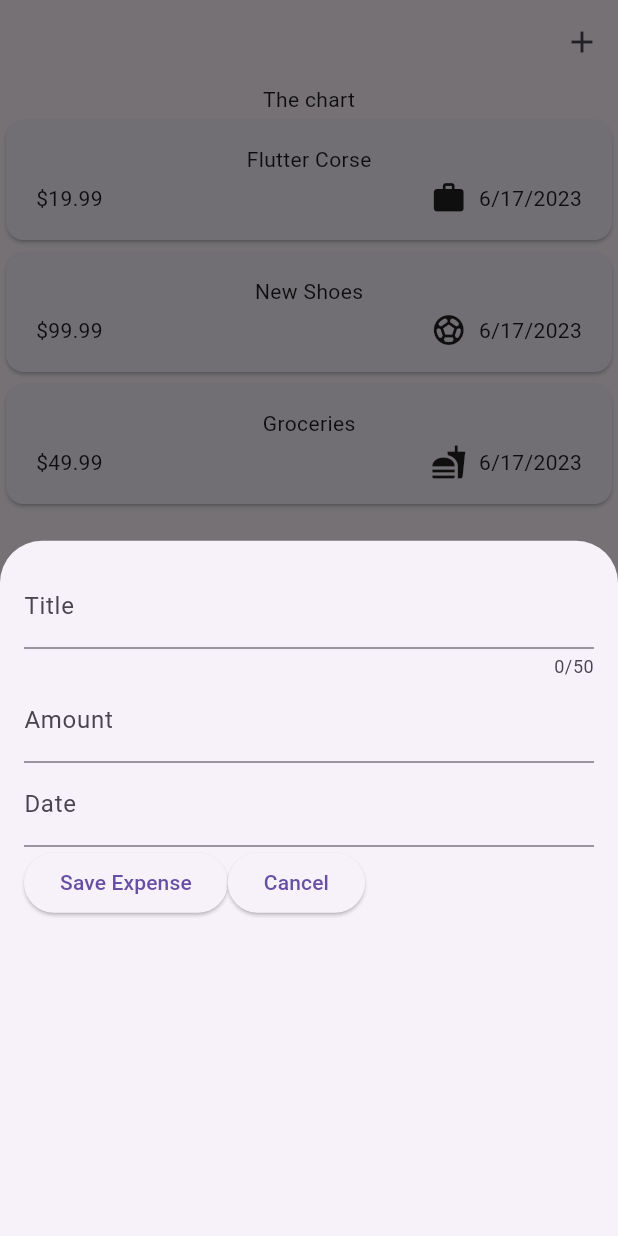
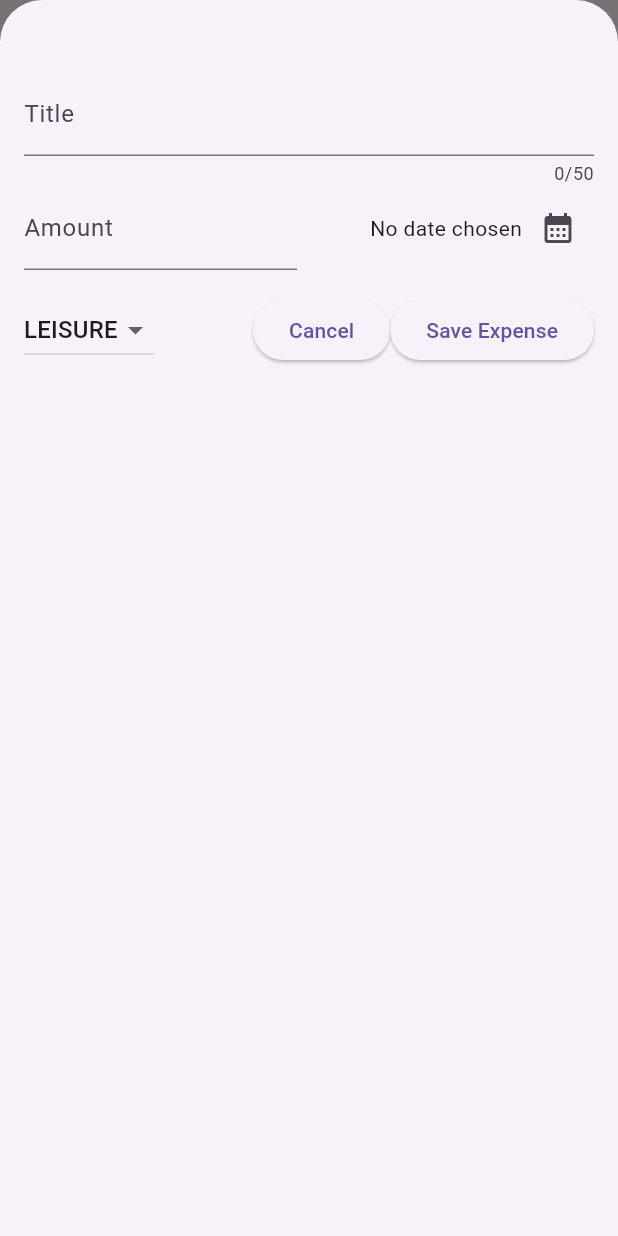
Before and after one commit to mmcdevitt1997/expense_tracker, a Flutter app: the screen it shows after launch, after a tap on the "add" icon, on a phone screen of 412 x 824 dp. Run offline on Flutter 3.47's test engine with Material 2 defaults, Android fonts, the phone set to English and light mode, and no system bars.

Commit message:
adding complete

```diff
--- a/lib/widgets/expenses.dart
+++ b/lib/widgets/expenses.dart
@@ -31,10 +31,17 @@ class _ExpensesState extends State<Expenses> {
 
   void _openAddExpenseOverlay() {
     showModalBottomSheet(
+      isScrollControlled: true,
         context: context,
         builder: (ctx) {
-          return const NewExpense();
+          return NewExpense(onAddExpense: _addExpense);
         });
+  }
+
+  void _addExpense(Expense expense) {
+    setState(() {
+      _registeredExpenses.add(expense);
+    });
   }
 
   @override
--- a/lib/widgets/new_expense.dart
+++ b/lib/widgets/new_expense.dart
@@ -1,7 +1,16 @@
+import 'package:flutter/foundation.dart';
 import 'package:flutter/material.dart';
+import 'package:intl/intl.dart';
+import 'package:expense_tracker/models/expense.dart' as expense_model;
+
+import '../models/expense.dart';
+
+final formatter = DateFormat('dd/MM/yyyy');
 
 class NewExpense extends StatefulWidget {
-  const NewExpense({super.key});
+  const NewExpense({super.key, required this.onAddExpense});
+
+  final void Function(Expense expense) onAddExpense;
 
   @override
   State<NewExpense> createState() => _NewExpenseState();
@@ -10,6 +19,48 @@ class NewExpense extends StatefulWidget {
 class _NewExpenseState extends State<NewExpense> {
   final _titleController = TextEditingController();
   final _amountController = TextEditingController();
+  DateTime? _selectedDate;
+  expense_model.Category _selectedCategory = expense_model.Category.leisure;
+
+  void _presentDatePicker() async {
+    final pickedDate = await showDatePicker(
+      context: context,
+      initialDate: DateTime.now(),
+      firstDate: DateTime.now().subtract(const Duration(days: 365)),
+      lastDate: DateTime.now(),
+    );
+    setState(() {
+      _selectedDate = pickedDate;
+    });
+  }
+
+  void _submitExpenseData() {
+    final enteredAmount = double.tryParse(_amountController.text);
+
+    final amountIsInvalid = enteredAmount == null || enteredAmount <= 0;
+    if (_titleController.text.trim().isEmpty ||
+        amountIsInvalid ||
+        _selectedDate == null) {
+      showDialog(
+          context: context,
+          builder: ((context) => AlertDialog(
+                title: Text('Invalid input'),
+                content: Text('Please enter valid values'),
+                actions: [
+                  TextButton(
+                      onPressed: () {
+                        Navigator.of(context).pop();
+                      },
+                      child: Text('Okay'))
+                ],
+              )));
+    }
+    widget.onAddExpense(Expense(
+        title: _titleController.text,
+        amount: enteredAmount!,
+        date: _selectedDate!,
+        category: _selectedCategory));
+  }
 
   @override
   void dispose() {
@@ -17,37 +68,73 @@ class _NewExpenseState extends State<NewExpense> {
     _amountController.dispose();
     super.dispose();
   }
+
   @override
   Widget build(BuildContext context) {
     return Padding(
-      padding: const EdgeInsets.all(16),
+      padding: const EdgeInsets.fromLTRB(16, 48, 16, 16),
       child: Column(children: [
         TextField(
           controller: _titleController,
           maxLength: 50,
           decoration: const InputDecoration(labelText: 'Title'),
         ),
-        TextField(
-          decoration: InputDecoration(labelText: 'Amount'),
-          controller: _amountController,
-          keyboardType: TextInputType.number,
-        ),
-        TextField(
-          decoration: InputDecoration(labelText: 'Date'),
-        ),
         Row(
           children: [
+            Expanded(
+              child: TextField(
+                decoration: const InputDecoration(
+                  labelText: 'Amount',
+                  prefix: Text('\$ '),
+                ),
+                controller: _amountController,
+                keyboardType: TextInputType.number,
+              ),
+            ),
+            const SizedBox(width: 16),
+            Expanded(
+              child: Row(
+                mainAxisAlignment: MainAxisAlignment.end,
+                crossAxisAlignment: CrossAxisAlignment.center,
+                children: [
+                  Text(_selectedDate == null
+                      ? 'No date chosen'
+                      : formatter.format(_selectedDate!)),
+                  IconButton(
+                    onPressed: _presentDatePicker,
+                    icon: const Icon(Icons.calendar_month),
+                  )
+                ],
+              ),
+            )
+          ],
+        ),
+        const SizedBox(height: 16),
+        Row(
+          children: [
+            DropdownButton(
+              value: _selectedCategory,
+              items: expense_model.Category.values
+                  .map((category) => DropdownMenuItem(
+                      value: category,
+                      child: Text(category.name.toUpperCase())))
+                  .toList(),
+              onChanged: (value) {
+                setState(() {
+                  _selectedCategory = value as expense_model.Category;
+                });
+              },
+            ),
+            const Spacer(),
             ElevatedButton(
               onPressed: () {
-                print(_titleController.text);
-                print(_amountController.text);
+                Navigator.pop(context);
               },
-              child: const Text('Save Expense'),
+              child: const Text('Cancel'),
             ),
             ElevatedButton(
-              onPressed: () {
-              },
-              child: const Text('Cancel'),
+              onPressed: _submitExpenseData,
+              child: const Text('Save Expense'),
             ),
           ],
         )
```
